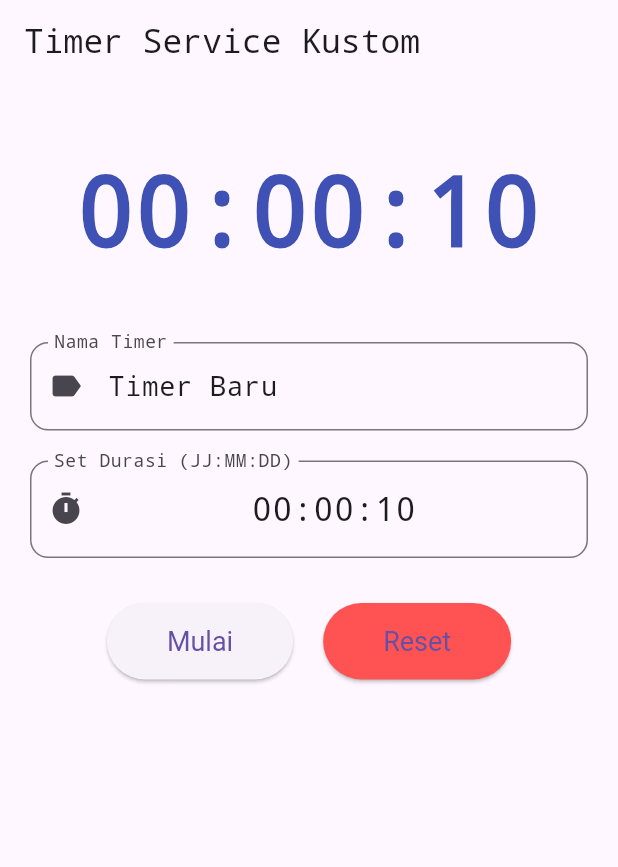
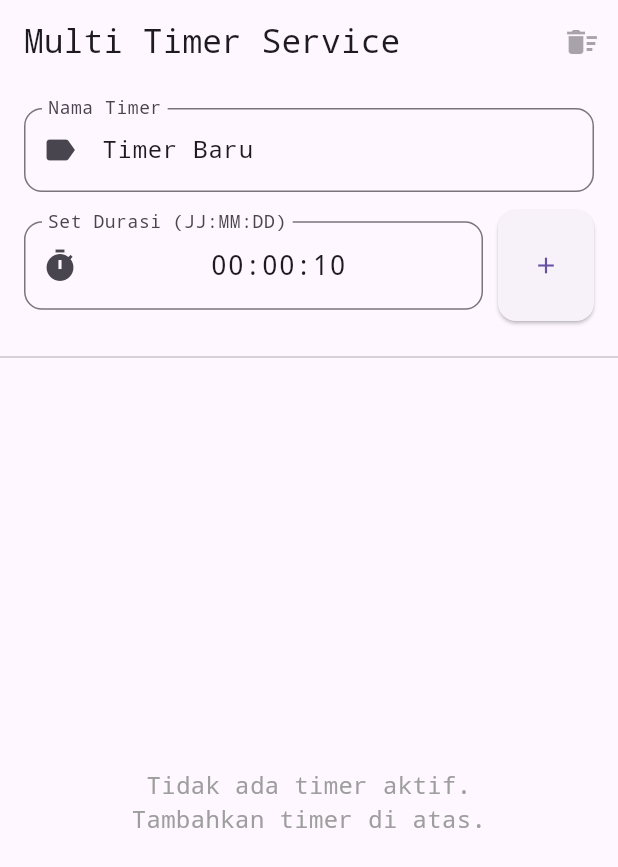
Before and after one commit to Greenson22/my_clock, a Flutter app: the screen it shows after launch, on a phone screen of 412 x 824 dp. Shown: the top 867 px of the screen. Run offline on Flutter 3.47's test engine with Material 3 defaults, Android fonts, the light colour scheme and no system bars; our stand-ins replace flutter_local_notifications, permission_handler; missing offline and left inert: flutter_background_service, flutter_background_service_android.

Commit message:
feat(core): Terapkan arsitektur multi-timer (ticker global)
Merombak total logika aplikasi dari model timer tunggal ke arsitektur multi-timer yang mampu menangani banyak countdown secara bersamaan.

Perubahan Utama:
- Menambahkan model data `CountdownTimer` (dengan ID, nama, detik) yang dapat di-serialisasi (JSON).
- Mengganti logika timer individu di background service dengan satu "Ticker Global" (Timer.periodic) yang mengelola sebuah `List<CountdownTimer>`.
- Ticker ini mengiterasi dan mengurangi detik semua timer aktif setiap detiknya.
- Service sekarang mengirim notifikasi baru (non-persisten) untuk SETIAP timer yang selesai, dan notifikasi persisten (BigTextStyle) menampilkan RINGKASAN semua timer yang sedang berjalan.
- Mengubah total UI (CountdownPage) menjadi layout "Form + ListView". Pengguna sekarang dapat menambah timer baru dan melihat daftar semua timer yang aktif.
- Mengubah API komunikasi service:
  - HAPUS: 'start', 'reset'.
  - TAMBAH: 'addTimer', 'removeTimer' (dengan ID), 'clearAll'.
- Menambahkan dependensi `uuid` untuk ID unik timer.

```diff
--- a/lib/features/countdown/presentation/countdown_page.dart
+++ b/lib/features/countdown/presentation/countdown_page.dart
@@ -1,7 +1,7 @@
 import 'package:flutter/material.dart';
 import 'package:flutter/services.dart';
 import 'package:flutter_background_service/flutter_background_service.dart';
-// Impor file service kita untuk mengakses helper dan konstanta
+// Impor file service kita
 import '../service/countdown_service.dart';
 
 class CountdownPage extends StatefulWidget {
@@ -11,8 +11,8 @@ class CountdownPage extends StatefulWidget {
 }
 
 class _CountdownPageState extends State<CountdownPage> {
-  String _textToDisplay = formatDuration(defaultTotalSeconds);
-  bool _isRunning = false;
+  // State UI sekarang adalah LIST of Timers, bukan lagi satu string
+  List<CountdownTimer> _runningTimers = [];
 
   final TextEditingController _nameController = TextEditingController(
     text: defaultTimerName,
@@ -29,19 +29,20 @@ class _CountdownPageState extends State<CountdownPage> {
     service.startService();
     service.invoke('setAsForeground');
 
-    service.on('update').listen((data) {
-      if (data != null && data.containsKey('count')) {
-        int countInSeconds = data['count'] as int;
+    // Listener UTAMA. Sekarang mendengarkan 'updateTimers' (bukan 'update')
+    service.on('updateTimers').listen((data) {
+      if (data == null || data['timers'] == null) return;
+
+      final List timerDataList = data['timers'] as List;
       setState(() {
-          _textToDisplay = formatDuration(countInSeconds); // Gunakan helper
-          _isRunning = countInSeconds > 0;
+        // Konversi data JSON (Map) dari service menjadi List<CountdownTimer>
+        _runningTimers = timerDataList
+            .map(
+              (timerJson) =>
+                  CountdownTimer.fromJson(timerJson as Map<String, dynamic>),
+            )
+            .toList();
       });
-
-        if (countInSeconds == 0 && !_isRunning) {
-          _nameController.text = defaultTimerName;
-          _timeController.text = defaultTimeString;
-        }
-      }
     });
   }
 
@@ -52,35 +53,63 @@ class _CountdownPageState extends State<CountdownPage> {
     super.dispose();
   }
 
+  void _addTimer() {
+    final service = FlutterBackgroundService();
+
+    final String name = _nameController.text.isNotEmpty
+        ? _nameController.text
+        : defaultTimerName;
+    final String timeString = _timeController.text;
+
+    final int totalSeconds = parseDuration(timeString); // Gunakan helper
+
+    if (totalSeconds > 0) {
+      // Kirim perintah BARU: 'addTimer' dengan data
+      service.invoke('addTimer', {'duration': totalSeconds, 'name': name});
+
+      // Reset field input setelah ditambahkan
+      _nameController.text = defaultTimerName;
+      _timeController.text = defaultTimeString;
+      // Tutup keyboard
+      FocusScope.of(context).unfocus();
+    }
+  }
+
+  void _removeTimer(String id) {
+    final service = FlutterBackgroundService();
+    // Kirim perintah BARU: 'removeTimer' dengan ID
+    service.invoke('removeTimer', {'id': id});
+  }
+
+  void _clearAllTimers() {
+    final service = FlutterBackgroundService();
+    // Kirim perintah BARU: 'clearAll'
+    service.invoke('clearAll');
+  }
+
   @override
   Widget build(BuildContext context) {
-    final service = FlutterBackgroundService();
-
     return Scaffold(
-      appBar: AppBar(title: const Text("Timer Service Kustom")),
-      body: SingleChildScrollView(
-        child: Padding(
-          padding: const EdgeInsets.all(20.0),
-          child: Center(
+      appBar: AppBar(
+        title: const Text("Multi Timer Service"),
+        actions: [
+          // Tombol Hapus Semua
+          IconButton(
+            icon: const Icon(Icons.delete_sweep),
+            tooltip: "Hapus Semua Timer",
+            onPressed: _runningTimers.isEmpty ? null : _clearAllTimers,
+          ),
+        ],
+      ),
+      body: Column(
+        children: [
+          // BAGIAN 1: FORM INPUT
+          Padding(
+            padding: const EdgeInsets.all(16.0),
             child: Column(
-              mainAxisAlignment: MainAxisAlignment.center,
-              children: <Widget>[
-                const SizedBox(height: 20),
-                Text(
-                  _textToDisplay,
-                  style: const TextStyle(
-                    fontSize: 64.0,
-                    fontFamily: 'monospace',
-                    fontWeight: FontWeight.bold,
-                    color: Colors.indigo,
-                  ),
-                ),
-                const SizedBox(height: 40),
+              children: [
                 TextField(
                   controller: _nameController,
-                  textAlign: TextAlign.left,
-                  style: const TextStyle(fontSize: 18),
-                  enabled: !_isRunning,
                   decoration: InputDecoration(
                     labelText: 'Nama Timer',
                     border: OutlineInputBorder(
@@ -89,15 +118,17 @@ class _CountdownPageState extends State<CountdownPage> {
                     prefixIcon: const Icon(Icons.label),
                   ),
                 ),
-                const SizedBox(height: 20),
-                TextField(
+                const SizedBox(height: 12),
+                Row(
+                  children: [
+                    Expanded(
+                      child: TextField(
                         controller: _timeController,
                         textAlign: TextAlign.center,
                         style: const TextStyle(
-                    fontSize: 22,
+                          fontSize: 18,
                           fontWeight: FontWeight.w500,
                         ),
-                  enabled: !_isRunning,
                         decoration: InputDecoration(
                           labelText: 'Set Durasi (JJ:MM:DD)',
                           border: OutlineInputBorder(
@@ -107,63 +138,72 @@ class _CountdownPageState extends State<CountdownPage> {
                         ),
                         keyboardType: TextInputType.datetime,
                       ),
-                const SizedBox(height: 30),
-                Row(
-                  mainAxisAlignment: MainAxisAlignment.center,
-                  children: [
+                    ),
+                    const SizedBox(width: 10),
+                    // Tombol 'Add' (Menggantikan 'Mulai')
                     ElevatedButton(
                       style: ElevatedButton.styleFrom(
-                        padding: const EdgeInsets.symmetric(
-                          horizontal: 40,
-                          vertical: 15,
+                        padding: const EdgeInsets.symmetric(vertical: 28),
+                        shape: RoundedRectangleBorder(
+                          borderRadius: BorderRadius.circular(12),
                         ),
-                        textStyle: const TextStyle(fontSize: 18),
                       ),
-                      onPressed: _isRunning
-                          ? null
-                          : () {
-                              final String name =
-                                  _nameController.text.isNotEmpty
-                                  ? _nameController.text
-                                  : defaultTimerName;
-                              final String timeString = _timeController.text;
-
-                              final int totalSeconds = parseDuration(
-                                timeString,
-                              ); // Gunakan helper
-
-                              if (totalSeconds > 0) {
-                                service.invoke('start', {
-                                  'duration': totalSeconds,
-                                  'name': name,
-                                });
-                              }
-                            },
-                      child: const Text('Mulai'),
-                    ),
-                    const SizedBox(width: 20),
-                    ElevatedButton(
-                      style: ElevatedButton.styleFrom(
-                        backgroundColor: Colors.redAccent,
-                        padding: const EdgeInsets.symmetric(
-                          horizontal: 40,
-                          vertical: 15,
-                        ),
-                        textStyle: const TextStyle(fontSize: 18),
-                      ),
-                      onPressed: () {
-                        service.invoke('reset');
-                        _nameController.text = defaultTimerName;
-                        _timeController.text = defaultTimeString;
-                      },
-                      child: const Text('Reset'),
+                      onPressed: _addTimer,
+                      child: const Icon(Icons.add),
                     ),
                   ],
                 ),
               ],
             ),
           ),
+          const Divider(),
+
+          // BAGIAN 2: LIST VIEW TIMER YANG AKTIF
+          Expanded(
+            child: _runningTimers.isEmpty
+                ? const Center(
+                    child: Text(
+                      "Tidak ada timer aktif.\nTambahkan timer di atas.",
+                      textAlign: TextAlign.center,
+                      style: TextStyle(fontSize: 16, color: Colors.grey),
                     ),
+                  )
+                : ListView.builder(
+                    itemCount: _runningTimers.length,
+                    itemBuilder: (context, index) {
+                      final timer = _runningTimers[index];
+                      return ListTile(
+                        title: Text(
+                          timer.name,
+                          style: const TextStyle(
+                            fontWeight: FontWeight.bold,
+                            fontSize: 18,
+                          ),
+                        ),
+                        // Tampilan sisa waktu
+                        subtitle: Text(
+                          formatDuration(timer.remainingSeconds),
+                          style: const TextStyle(
+                            fontSize: 24,
+                            fontFamily: 'monospace',
+                            color: Colors.indigo,
+                            fontWeight: FontWeight.w500,
+                          ),
+                        ),
+                        trailing: IconButton(
+                          icon: const Icon(
+                            Icons.cancel_outlined,
+                            color: Colors.redAccent,
+                          ),
+                          tooltip: "Hapus Timer Ini",
+                          onPressed: () =>
+                              _removeTimer(timer.id), // Hapus timer spesifik
+                        ),
+                      );
+                    },
+                  ),
+          ),
+        ],
       ),
     );
   }
--- a/lib/features/countdown/service/countdown_service.dart
+++ b/lib/features/countdown/service/countdown_service.dart
@@ -3,36 +3,61 @@ import 'dart:ui';
 import 'package:flutter_local_notifications/flutter_local_notifications.dart';
 import 'package:flutter_background_service/flutter_background_service.dart';
 import 'package:flutter_background_service_android/flutter_background_service_android.dart';
+import 'package:uuid/uuid.dart'; // Impor paket UUID
 
-// --- VARIABEL GLOBAL & KONFIGURASI ---
-// Semua konstanta dan helper yang perlu diakses oleh UI dan Service
-// ditempatkan di sini.
+// --- KONSTANTA (Sama seperti sebelumnya) ---
+const String notificationChannelId = 'my_foreground_service';
+const int persistentNotificationId = 888; // Notifikasi service yg persisten
+const String defaultTimerName = "Timer Baru";
+const String defaultTimeString = "00:00:10";
+const int defaultTotalSeconds = 10;
+const Uuid uuid = Uuid();
 
-const String notificationChannelId = 'my_foreground_service';
-const int notificationId = 888;
-const String defaultTimerName = "Timer Baru";
-const String defaultTimeString = "00:00:10"; // HH:MM:SS
-const int defaultTotalSeconds = 10;
+// --- DATA MODEL ---
+// Kita butuh class untuk merepresentasikan setiap timer
+class CountdownTimer {
+  final String id;
+  final String name;
+  int remainingSeconds;
 
-/// Mengubah string format "HH:MM:SS", "MM:SS", atau "SS" menjadi total detik (int).
+  CountdownTimer({
+    required this.id,
+    required this.name,
+    required this.remainingSeconds,
+  });
+
+  // Metode untuk mengirim data antar isolate (wajib ada)
+  Map<String, dynamic> toJson() => {
+    'id': id,
+    'name': name,
+    'remainingSeconds': remainingSeconds,
+  };
+
+  factory CountdownTimer.fromJson(Map<String, dynamic> json) => CountdownTimer(
+    id: json['id'],
+    name: json['name'],
+    remainingSeconds: json['remainingSeconds'],
+  );
+}
+
+// --- FUNGSI HELPER (Sama seperti sebelumnya) ---
+
 int parseDuration(String hms) {
   try {
     final parts = hms.split(':').map((e) => int.tryParse(e) ?? 0).toList();
     int totalSeconds = 0;
-    if (parts.length == 3) {
+    if (parts.length == 3)
       totalSeconds = parts[0] * 3600 + parts[1] * 60 + parts[2];
-    } else if (parts.length == 2) {
+    else if (parts.length == 2)
       totalSeconds = parts[0] * 60 + parts[1];
-    } else if (parts.length == 1) {
+    else if (parts.length == 1)
       totalSeconds = parts[0];
-    }
     return totalSeconds;
   } catch (e) {
     return 0;
   }
 }
 
-/// Mengubah total detik (int) menjadi format string "HH:MM:SS".
 String formatDuration(int totalSeconds) {
   if (totalSeconds < 0) totalSeconds = 0;
   final duration = Duration(seconds: totalSeconds);
@@ -43,46 +68,136 @@ String formatDuration(int totalSeconds) {
   return "$hours:$minutes:$seconds";
 }
 
-// --- LOGIKA SERVICE ( INISIALISASI DAN BACKGROUND ISOLATE) ---
+// --- INISIALISASI SERVICE (Sama seperti sebelumnya) ---
 
 final FlutterLocalNotificationsPlugin flutterLocalNotificationsPlugin =
     FlutterLocalNotificationsPlugin();
 
-/// Fungsi utama inisialisasi service
 Future<void> initializeService() async {
   final service = FlutterBackgroundService();
-
   const AndroidNotificationChannel channel = AndroidNotificationChannel(
     notificationChannelId,
     'MY FOREGROUND SERVICE',
     description: 'This channel is used for important notifications.',
     importance: Importance.low,
   );
-
   await flutterLocalNotificationsPlugin
       .resolvePlatformSpecificImplementation<
         AndroidFlutterLocalNotificationsPlugin
       >()
       ?.createNotificationChannel(channel);
-
   await service.configure(
     androidConfiguration: AndroidConfiguration(
-      onStart: onStart, // Menunjuk ke entry point background
+      onStart: onStart,
       autoStart: false,
       isForegroundMode: true,
       notificationChannelId: notificationChannelId,
-      initialNotificationTitle: defaultTimerName,
-      initialNotificationContent: 'Menunggu...',
-      foregroundServiceNotificationId: notificationId,
+      initialNotificationTitle: 'Layanan Timer Aktif',
+      initialNotificationContent: 'Tidak ada timer berjalan.',
+      foregroundServiceNotificationId: persistentNotificationId,
     ),
     iosConfiguration: IosConfiguration(),
   );
 }
 
-/// ENTRY POINT UNTUK BACKGROUND ISOLATE
+// ------------------------------------------------------------------
+// --- LOGIKA UTAMA BACKGROUND ISOLATE (ROMBAKAN TOTAL) ---
+// ------------------------------------------------------------------
+
 @pragma('vm:entry-point')
 void onStart(ServiceInstance service) async {
   DartPluginRegistrant.ensureInitialized();
+
+  // Variabel state di dalam background service
+  List<CountdownTimer> activeTimers = []; // Ini adalah List of Timers kita
+  Timer? globalTicker; // Ini adalah SATU-SATUNYA Ticker
+
+  // Fungsi yang dipanggil setiap 1 detik oleh Ticker
+  void onTick(Timer timer) {
+    if (activeTimers.isEmpty) {
+      // Jika tidak ada timer lagi, matikan ticker global untuk hemat baterai
+      globalTicker?.cancel();
+      globalTicker = null;
+      return;
+    }
+
+    String notificationBodySummary = ""; // Untuk notifikasi persisten
+
+    // Loop mundur agar kita bisa menghapus item dari list dengan aman
+    for (int i = activeTimers.length - 1; i >= 0; i--) {
+      final timer = activeTimers[i];
+      timer.remainingSeconds--;
+
+      // Tambahkan ke ringkasan notifikasi
+      notificationBodySummary +=
+          "${timer.name}: ${formatDuration(timer.remainingSeconds)}\n";
+
+      if (timer.remainingSeconds <= 0) {
+        // TIMER SELESAI!
+
+        // 1. Tampilkan notifikasi BARU (non-persisten) bahwa timer ini selesai
+        // Kita gunakan hashcode ID sebagai ID Notifikasi unik
+        flutterLocalNotificationsPlugin.show(
+          timer.id.hashCode,
+          'Timer Selesai!',
+          'Timer Anda "${timer.name}" telah berakhir.',
+          const NotificationDetails(
+            android: AndroidNotificationDetails(
+              notificationChannelId,
+              'MY FOREGROUND SERVICE',
+              importance: Importance.high, // Penting agar berbunyi
+              priority: Priority.high,
+              ongoing: false,
+            ),
+          ),
+        );
+
+        // 2. Hapus dari list aktif
+        activeTimers.removeAt(i);
+      }
+    }
+
+    // UPDATE UI: Kirim seluruh list timer yang sudah diupdate ke UI
+    service.invoke('updateTimers', {
+      'timers': activeTimers.map((t) => t.toJson()).toList(),
+    });
+
+    // UPDATE NOTIFIKASI PERSISTEN: Tampilkan ringkasan semua timer yg berjalan
+    String title = activeTimers.isEmpty
+        ? "Layanan Timer Aktif"
+        : "${activeTimers.length} Timer Berjalan";
+
+    String content = activeTimers.isEmpty
+        ? "Tidak ada timer berjalan."
+        : notificationBodySummary.trim(); // Ringkasan timer
+
+    flutterLocalNotificationsPlugin.show(
+      persistentNotificationId, // ID Notif Persisten (selalu 888)
+      title,
+      content,
+      NotificationDetails(
+        android: AndroidNotificationDetails(
+          notificationChannelId,
+          'MY FOREGROUND SERVICE',
+          icon: 'ic_bg_service_small',
+          ongoing: true,
+          autoCancel: false,
+          styleInformation: BigTextStyleInformation(
+            content,
+          ), // Agar bisa tampil banyak baris
+        ),
+      ),
+    );
+  }
+
+  // Fungsi untuk memulai ticker global HANYA JIKA belum berjalan
+  void startGlobalTickerIfNeeded() {
+    if (globalTicker == null || !globalTicker!.isActive) {
+      globalTicker = Timer.periodic(const Duration(seconds: 1), onTick);
+    }
+  }
+
+  // --- Event Listeners (Perintah dari UI) ---
 
   if (service is AndroidServiceInstance) {
     service
@@ -94,86 +209,49 @@ void onStart(ServiceInstance service) async {
   }
   service.on('stopService').listen((event) => service.stopSelf());
 
-  int hitungan = defaultTotalSeconds;
-  String timerName = defaultTimerName;
-  Timer? timer;
+  // PERINTAH BARU: Tambah Timer
+  service.on('addTimer').listen((data) {
+    if (data == null) return;
 
-  service.on('start').listen((event) {
-    timer?.cancel();
-    final data = event as Map<String, dynamic>?;
-    hitungan = data?['duration'] as int? ?? defaultTotalSeconds;
-    timerName = data?['name'] as String? ?? defaultTimerName;
+    final newTimer = CountdownTimer(
+      id: uuid.v4(), // Buat ID unik
+      name: data['name'] as String? ?? defaultTimerName,
+      remainingSeconds: data['duration'] as int? ?? defaultTotalSeconds,
+    );
 
-    if (hitungan <= 0) {
-      service.invoke('update', {'count': 0});
-      return;
-    }
-
-    timer = Timer.periodic(const Duration(seconds: 1), (timer) async {
-      if (hitungan > 0) {
-        hitungan--;
-      } else {
-        hitungan = 0;
-        timer.cancel();
-      }
-
-      final String sisaWaktuFormatted = formatDuration(hitungan);
-
-      if (service is AndroidServiceInstance) {
-        if (await service.isForegroundService()) {
-          flutterLocalNotificationsPlugin.show(
-            notificationId,
-            timerName,
-            'Sisa Waktu: $sisaWaktuFormatted',
-            const NotificationDetails(
-              android: AndroidNotificationDetails(
-                notificationChannelId,
-                'MY FOREGROUND SERVICE',
-                icon: 'ic_bg_service_small',
-                ongoing: true,
-                autoCancel: false,
-              ),
-            ),
-          );
-        }
-      }
-
-      service.invoke('update', {'count': hitungan});
-
-      if (hitungan == 0) {
-        flutterLocalNotificationsPlugin.show(
-          notificationId,
-          timerName,
-          'Waktu Habis!',
-          const NotificationDetails(
-            android: AndroidNotificationDetails(
-              notificationChannelId,
-              'MY FOREGROUND SERVICE',
-              icon: 'ic_bg_service_small',
-              ongoing: false,
-            ),
-          ),
-        );
-      }
-    });
+    activeTimers.add(newTimer);
+    startGlobalTickerIfNeeded(); // Mulai ticker (jika belum jalan)
   });
 
-  service.on('reset').listen((event) {
-    timer?.cancel();
-    hitungan = defaultTotalSeconds;
-    timerName = defaultTimerName;
-    service.invoke('update', {'count': hitungan});
+  // PERINTAH BARU: Hapus Timer Spesifik
+  service.on('removeTimer').listen((data) {
+    if (data == null) return;
+    final String idToRemove = data['id'] as String;
+    activeTimers.removeWhere((timer) => timer.id == idToRemove);
+    // Ticker akan otomatis stop sendiri di 'onTick' jika list-nya jadi kosong
+  });
 
+  // PERINTAH BARU: Hapus Semua Timer
+  service.on('clearAll').listen((event) {
+    activeTimers.clear();
+    globalTicker?.cancel();
+    globalTicker = null;
+
+    // Kirim update list kosong ke UI
+    service.invoke('updateTimers', {'timers': []});
+
+    // Reset notifikasi persisten
     flutterLocalNotificationsPlugin.show(
-      notificationId,
-      timerName,
-      'Timer di-reset ke ${formatDuration(hitungan)}',
+      persistentNotificationId,
+      "Layanan Timer Aktif",
+      "Tidak ada timer berjalan.",
       const NotificationDetails(
         android: AndroidNotificationDetails(
           notificationChannelId,
           'MY FOREGROUND SERVICE',
           icon: 'ic_bg_service_small',
           ongoing: true,
+          autoCancel: false,
         ),
       ),
     );
--- a/pubspec.yaml
+++ b/pubspec.yaml
@@ -44,6 +44,8 @@ dependencies:
 
   # Untuk mengelola kapan aplikasi di foreground/background
   flutter_background_service_android: ^6.2.2
+
+  uuid: ^4.4.0
 
 
 dev_dependencies:
```
Also changed, not shown: pubspec.lock. Lines whose indentation alone changed are shown as unchanged.
